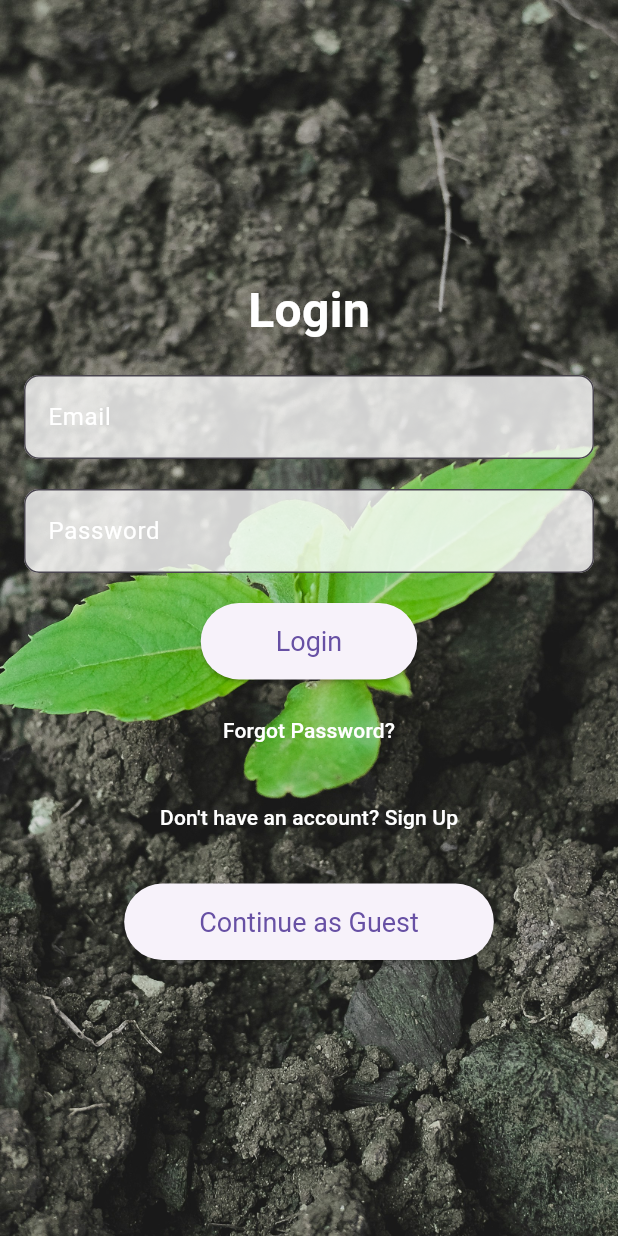
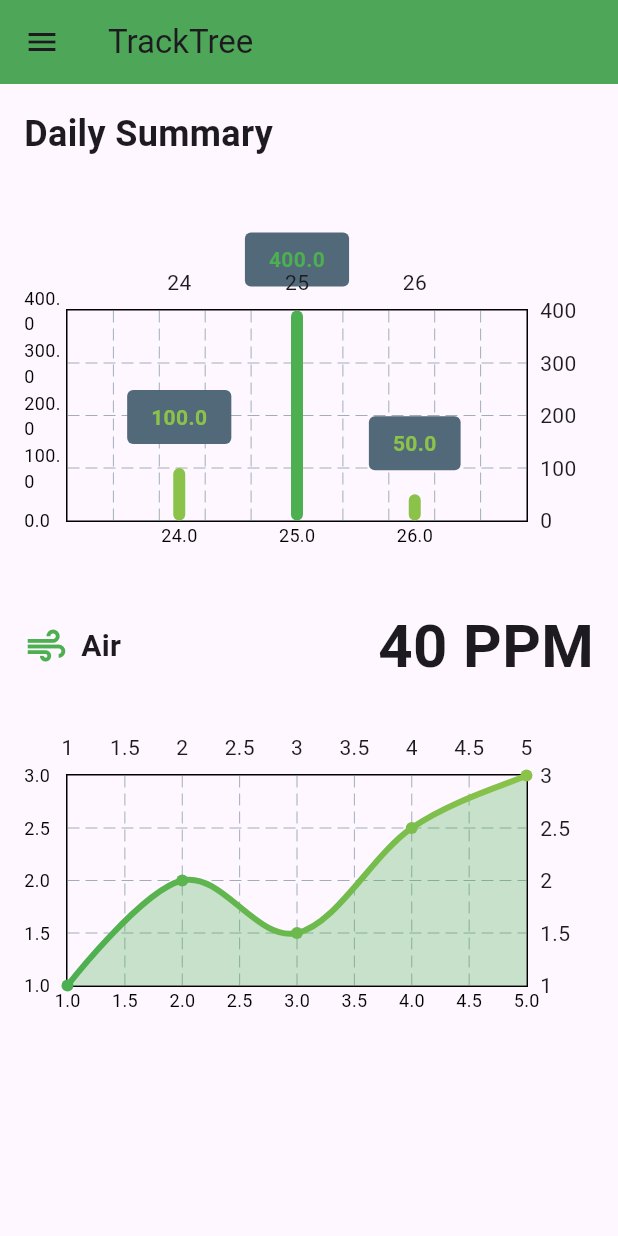
Before and after one commit to Flutter-Dev-Project/TrackTree, a Flutter app: the screen it shows after launch, after a tap on "Continue as Guest", on a phone screen of 412 x 824 dp. Run offline on Flutter 3.47's test engine with Material 3 defaults, Android fonts, the light colour scheme and no system bars; drawn by our look-alikes of fl_chart.

Commit message:
main dashboard(Daily Summary) added with static contents

```diff
--- /dev/null
+++ b/lib/dashboard.dart
@@ -0,0 +1,45 @@
+import 'package:flutter/material.dart';
+import 'package:track_tree/widgets/bar_chart_widget.dart';
+import 'package:track_tree/widgets/air_quality_indicator.dart';
+import 'package:track_tree/widgets/line_chart_widget.dart';
+
+class Dashboard extends StatelessWidget {
+  const Dashboard({Key? key}) : super(key: key);
+
+  @override
+  Widget build(BuildContext context) {
+    return Scaffold(
+      appBar: AppBar(
+        title: const Text("TrackTree"),
+        backgroundColor: Colors.green, // Change this to your preferred color
+        elevation: 4,
+        leading: IconButton(
+          icon: const Icon(Icons.menu),
+          onPressed: () {
+            Scaffold.of(context).openDrawer();
+          },
+        ),
+      ),
+      body: Padding(
+        padding: const EdgeInsets.all(16.0),
+        child: SingleChildScrollView(
+          child: Column(
+            crossAxisAlignment: CrossAxisAlignment.start,
+            children: [
+              const Text(
+                "Daily Summary",
+                style: TextStyle(fontSize: 24, fontWeight: FontWeight.bold),
+              ),
+              const SizedBox(height: 70),
+              const BarChartWidget(),
+              const SizedBox(height: 20),
+              const AirQualityIndicator(),
+              const SizedBox(height: 20),
+              const LineChartWidget(),
+            ],
+          ),
+        ),
+      ),
+    );
+  }
+}
--- a/lib/main.dart
+++ b/lib/main.dart
@@ -1,6 +1,7 @@
 import 'package:flutter/material.dart';
 import 'package:track_tree/pages/auth_page.dart';
 import 'package:track_tree/pages/signup.dart';
+import 'package:track_tree/dashboard.dart';
 
 void main() {
   runApp(const MyApp());
@@ -22,6 +23,7 @@
       routes:{
         '/':(context) => AuthPage(),
         '/signup':(context)=>SignUp(),
+        '/dashboard': (context) => const Dashboard(),
       }
     );
 }
--- a/lib/pages/auth_page.dart
+++ b/lib/pages/auth_page.dart
@@ -10,9 +10,6 @@ class AuthPage extends StatefulWidget {
 class _AuthPageState extends State<AuthPage> {
   @override
   Widget build(BuildContext context) {
-    // return  Scaffold(
-    //   appBar: AppBar(title: Text('Login check')
-    // ));
     return Scaffold(
       body: Stack(
         children: [
@@ -74,7 +71,6 @@ class _AuthPageState extends State<AuthPage> {
                     },
                     child: Text('Login'),
                     style: ElevatedButton.styleFrom(
-
                       padding: EdgeInsets.symmetric(horizontal: 50, vertical: 15),
                       textStyle: TextStyle(fontSize: 18),
                     ),
@@ -92,7 +88,7 @@ class _AuthPageState extends State<AuthPage> {
                   SizedBox(height: 10),
                   TextButton(
                     onPressed: () {
-                     Navigator.pushNamed(context, '/signup');
+                      Navigator.pushNamed(context, '/signup');
                     },
                     child: const Text(
                       'Don\'t have an account? Sign Up',
@@ -102,11 +98,10 @@ class _AuthPageState extends State<AuthPage> {
                   SizedBox(height: 20),
                   ElevatedButton(
                     onPressed: () {
-                      // Handle continue as guest
+                      Navigator.pushNamed(context, '/dashboard');
                     },
                     child: Text('Continue as Guest'),
                     style: ElevatedButton.styleFrom(
-
                       padding: EdgeInsets.symmetric(horizontal: 50, vertical: 15),
                       textStyle: TextStyle(fontSize: 18),
                     ),
--- /dev/null
+++ b/lib/widgets/air_quality_indicator.dart
@@ -0,0 +1,26 @@
+import 'package:flutter/material.dart';
+
+class AirQualityIndicator extends StatelessWidget {
+  const AirQualityIndicator({Key? key}) : super(key: key);
+
+  @override
+  Widget build(BuildContext context) {
+    return Row(
+      children: [
+        const Icon(Icons.air, color: Colors.green, size: 30),
+        const SizedBox(width: 8),
+        const Text(
+          "Air",
+          style: TextStyle(fontSize: 20, fontWeight: FontWeight.w600),
+        ),
+        const SizedBox(height: 70),
+        const Spacer(),
+        const Text(
+          "40 PPM",
+          style: TextStyle(fontSize: 40, fontWeight: FontWeight.bold),
+        ),
+        const SizedBox(height: 70),
+      ],
+    );
+  }
+}
--- /dev/null
+++ b/lib/widgets/bar_chart_widget.dart
@@ -0,0 +1,59 @@
+import 'package:flutter/material.dart';
+import 'package:fl_chart/fl_chart.dart';
+
+class BarChartWidget extends StatelessWidget {
+  const BarChartWidget({Key? key}) : super(key: key);
+
+  @override
+  Widget build(BuildContext context) {
+    return SizedBox(
+      height: 200,
+      child: BarChart(
+        BarChartData(
+          barGroups: [
+            BarChartGroupData(x: 24, barRods: [
+              BarChartRodData(toY: 100, color: Colors.lightGreen)
+            ], showingTooltipIndicators: [0]),
+            BarChartGroupData(x: 25, barRods: [
+              BarChartRodData(toY: 400, color: Colors.green)
+            ], showingTooltipIndicators: [0]),
+            BarChartGroupData(x: 26, barRods: [
+              BarChartRodData(toY: 50, color: Colors.lightGreen)
+            ], showingTooltipIndicators: [0]),
+          ],
+          titlesData: FlTitlesData(
+            bottomTitles: AxisTitles(
+              sideTitles: SideTitles(
+                showTitles: true,
+                reservedSize: 28,
+                getTitlesWidget: (value, meta) {
+                  return Text(value.toString(),
+                      style: TextStyle(color: Colors.black, fontSize: 12));
+                },
+              ),
+            ),
+            leftTitles: AxisTitles(
+              sideTitles: SideTitles(
+                showTitles: true,
+                reservedSize: 28,
+                getTitlesWidget: (value, meta) {
+                  return Text(value.toString(),
+                      style: TextStyle(color: Colors.black, fontSize: 12));
+                },
+              ),
+            ),
+          ),
+          barTouchData: BarTouchData(
+            touchTooltipData: BarTouchTooltipData(
+              // Customize tooltip appearance as needed
+            ),
+            touchCallback: (FlTouchEvent event, barTouchResponse) {
+              // Add pointer animations here if needed
+            },
+            handleBuiltInTouches: true,
+          ),
+        ),
+      ),
+    );
+  }
+}
--- /dev/null
+++ b/lib/widgets/line_chart_widget.dart
@@ -0,0 +1,67 @@
+import 'package:flutter/material.dart';
+import 'package:fl_chart/fl_chart.dart';
+
+class LineChartWidget extends StatelessWidget {
+  const LineChartWidget({Key? key}) : super(key: key);
+
+  @override
+  Widget build(BuildContext context) {
+    return SizedBox(
+      height: 200,
+      child: LineChart(
+        LineChartData(
+          lineBarsData: [
+            LineChartBarData(
+              spots: const [
+                FlSpot(1, 1),
+                FlSpot(2, 2),
+                FlSpot(3, 1.5),
+                FlSpot(4, 2.5),
+                FlSpot(5, 3),
+              ],
+              isCurved: true,
+              gradient: LinearGradient(
+                colors: [Colors.green, Colors.lightGreen],
+              ),
+              barWidth: 4,
+              isStrokeCapRound: true,
+              dotData: FlDotData(show: true),
+              belowBarData: BarAreaData(show: true, color: Colors.green.withOpacity(0.3)),
+            ),
+          ],
+          titlesData: FlTitlesData(
+            leftTitles: AxisTitles(
+              sideTitles: SideTitles(
+                showTitles: true,
+                reservedSize: 28,
+                getTitlesWidget: (value, meta) {
+                  return Text(value.toString(),
+                      style: TextStyle(color: Colors.black, fontSize: 12));
+                },
+              ),
+            ),
+            bottomTitles: AxisTitles(
+              sideTitles: SideTitles(
+                showTitles: true,
+                reservedSize: 28,
+                getTitlesWidget: (value, meta) {
+                  return Text(value.toString(),
+                      style: TextStyle(color: Colors.black, fontSize: 12));
+                },
+              ),
+            ),
+          ),
+          lineTouchData: LineTouchData(
+            touchTooltipData: LineTouchTooltipData(
+              // Customize tooltip appearance as needed
+            ),
+            touchCallback: (FlTouchEvent event, lineTouchResponse) {
+              // Add pointer animations here if needed
+            },
+            handleBuiltInTouches: true,
+          ),
+        ),
+      ),
+    );
+  }
+}
```
Also changed, not shown: pubspec.yaml (+3 -4 lines), pubspec.lock.
